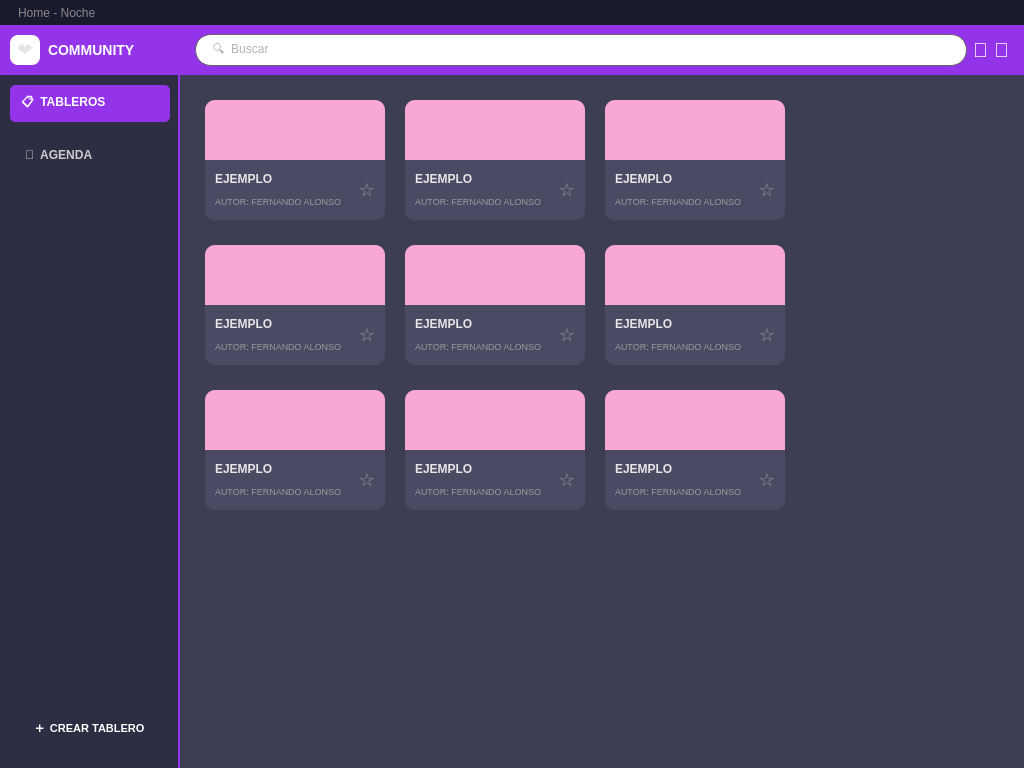
The window that interfaces/.ui/home_community_dark.ui (moramirete/Community) describes before a commit, drawn with Qt 5.
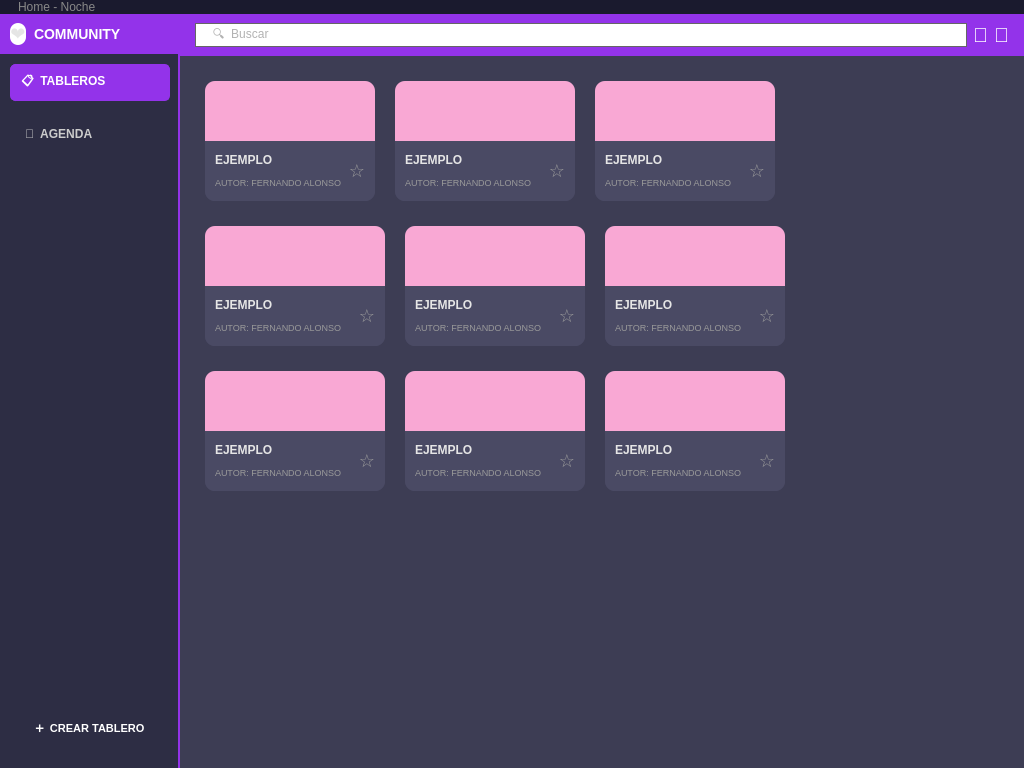
The same window after the commit.

What changed in the file:
```diff
--- a/interfaces/.ui/home_community_dark.ui
+++ b/interfaces/.ui/home_community_dark.ui
@@ -41,10 +41,10 @@
     </property>
     <item>
      <widget class="QLabel" name="label_home_title">
-      <property name="minimumSize">
+                                                                <property name="maximumSize">
        <size>
-        <width>0</width>
-        <height>25</height>
+                                                                         <width>16777215</width>
+                                                                         <height>120</height>
        </size>
       </property>
       <property name="styleSheet">
@@ -62,10 +62,10 @@
       </property>
       <item>
        <widget class="QFrame" name="frame_sidebar">
-        <property name="minimumSize">
+                 <property name="maximumSize">
          <size>
-          <width>180</width>
-          <height>0</height>
+                   <width>16777215</width>
+                   <height>120</height>
          </size>
         </property>
         <property name="maximumSize">
@@ -140,10 +140,10 @@
          </property>
          <item>
           <widget class="QFrame" name="sidebar_header">
-           <property name="minimumSize">
+                 <property name="maximumSize">
             <size>
-             <width>0</width>
-             <height>50</height>
+                   <width>16777215</width>
+                   <height>120</height>
             </size>
            </property>
            <property name="styleSheet">
@@ -158,16 +158,16 @@
             </property>
             <item>
              <widget class="QLabel" name="label_logo_sidebar">
-              <property name="minimumSize">
+                 <property name="maximumSize">
                <size>
-                <width>30</width>
-                <height>30</height>
+                   <width>16777215</width>
+                   <height>120</height>
                </size>
               </property>
               <property name="maximumSize">
                <size>
-                <width>30</width>
-                <height>30</height>
+                   <width>16777215</width>
+                   <height>120</height>
                </size>
               </property>
               <property name="styleSheet">
@@ -269,10 +269,10 @@
          </property>
          <item>
           <widget class="QFrame" name="header_frame">
-           <property name="minimumSize">
+                 <property name="maximumSize">
             <size>
-             <width>0</width>
-             <height>50</height>
+                   <width>16777215</width>
+                   <height>120</height>
             </size>
            </property>
            <property name="maximumSize">
@@ -296,10 +296,10 @@
             </property>
             <item>
              <widget class="QLineEdit" name="searchBar_sidebar">
-              <property name="minimumSize">
+                 <property name="maximumSize">
                <size>
-                <width>300</width>
-                <height>32</height>
+                   <width>16777215</width>
+                   <height>120</height>
                </size>
               </property>
               <property name="styleSheet">
@@ -386,9 +386,9 @@
                </property>
                <item>
                 <widget class="QFrame" name="card_1">
-                 <property name="minimumSize">
+                 <property name="maximumSize">
                   <size>
-                   <width>180</width>
+                   <width>16777215</width>
                    <height>120</height>
                   </size>
                  </property>
```
Lines whose indentation alone changed are shown as unchanged.
